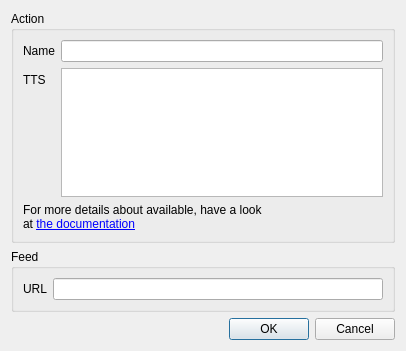
The window that dobby/qt/ui/action_feed.ui (Diaoul/Dobby) describes before a commit, drawn with Qt 5.
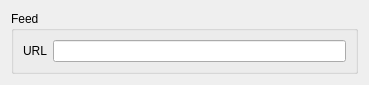
The same window after the commit.

Commit message: Add a test button and some inheritance in action UIs

```diff
--- a/dobby/qt/ui/action_feed.ui
+++ b/dobby/qt/ui/action_feed.ui
@@ -1,69 +1,19 @@
 <?xml version="1.0" encoding="UTF-8"?>
 <ui version="4.0">
- <class>ActionFeedDialog</class>
- <widget class="QDialog" name="ActionFeedDialog">
+ <class>ActionFeedForm</class>
+ <widget class="QWidget" name="ActionFeedForm">
   <property name="geometry">
    <rect>
     <x>0</x>
     <y>0</y>
-    <width>406</width>
-    <height>351</height>
+    <width>369</width>
+    <height>79</height>
    </rect>
   </property>
   <property name="windowTitle">
    <string>Dialog</string>
   </property>
   <layout class="QVBoxLayout" name="verticalLayout">
-   <item>
-    <widget class="QGroupBox" name="qgbAction">
-     <property name="title">
-      <string>Action</string>
-     </property>
-     <layout class="QFormLayout" name="formLayout">
-      <property name="fieldGrowthPolicy">
-       <enum>QFormLayout::AllNonFixedFieldsGrow</enum>
-      </property>
-      <item row="0" column="0">
-       <widget class="QLabel" name="qlName">
-        <property name="text">
-         <string>Name</string>
-        </property>
-        <property name="buddy">
-         <cstring>qleName</cstring>
-        </property>
-       </widget>
-      </item>
-      <item row="0" column="1">
-       <widget class="QLineEdit" name="qleName"/>
-      </item>
-      <item row="1" column="0">
-       <widget class="QLabel" name="qlTTS">
-        <property name="text">
-         <string>TTS</string>
-        </property>
-        <property name="buddy">
-         <cstring>qpteTTS</cstring>
-        </property>
-       </widget>
-      </item>
-      <item row="1" column="1">
-       <widget class="QPlainTextEdit" name="qpteTTS"/>
-      </item>
-      <item row="2" column="0" colspan="2">
-       <widget class="QLabel" name="qlDocumentation">
-        <property name="text">
-         <string>&lt;!DOCTYPE HTML PUBLIC &quot;-//W3C//DTD HTML 4.0//EN&quot; &quot;http://www.w3.org/TR/REC-html40/strict.dtd&quot;&gt;
-&lt;html&gt;&lt;head&gt;&lt;meta name=&quot;qrichtext&quot; content=&quot;1&quot; /&gt;&lt;style type=&quot;text/css&quot;&gt;
-p, li { white-space: pre-wrap; }
-&lt;/style&gt;&lt;/head&gt;&lt;body style=&quot; font-family:'Cantarell'; font-size:9pt; font-weight:400; font-style:normal;&quot;&gt;
-&lt;p style=&quot; margin-top:0px; margin-bottom:0px; margin-left:0px; margin-right:0px; -qt-block-indent:0; text-indent:0px;&quot;&gt;For more details about available, have a look&lt;/p&gt;
-&lt;p style=&quot; margin-top:0px; margin-bottom:0px; margin-left:0px; margin-right:0px; -qt-block-indent:0; text-indent:0px;&quot;&gt;at &lt;a href=&quot;dobby.readthedocs.org&quot;&gt;&lt;span style=&quot; text-decoration: underline; color:#0000ff;&quot;&gt;the documentation&lt;/span&gt;&lt;/a&gt;&lt;/p&gt;&lt;/body&gt;&lt;/html&gt;</string>
-        </property>
-       </widget>
-      </item>
-     </layout>
-    </widget>
-   </item>
    <item>
     <widget class="QGroupBox" name="qgbFeed">
      <property name="title">
@@ -86,16 +36,6 @@
      </layout>
     </widget>
    </item>
-   <item>
-    <widget class="QDialogButtonBox" name="buttonBox">
-     <property name="orientation">
-      <enum>Qt::Horizontal</enum>
-     </property>
-     <property name="standardButtons">
-      <set>QDialogButtonBox::Cancel|QDialogButtonBox::Ok</set>
-     </property>
-    </widget>
-   </item>
   </layout>
  </widget>
  <tabstops>
```
Left out of the diff: 44 changed lines with no effect on the pictures. The commit also changes 6 other files.
